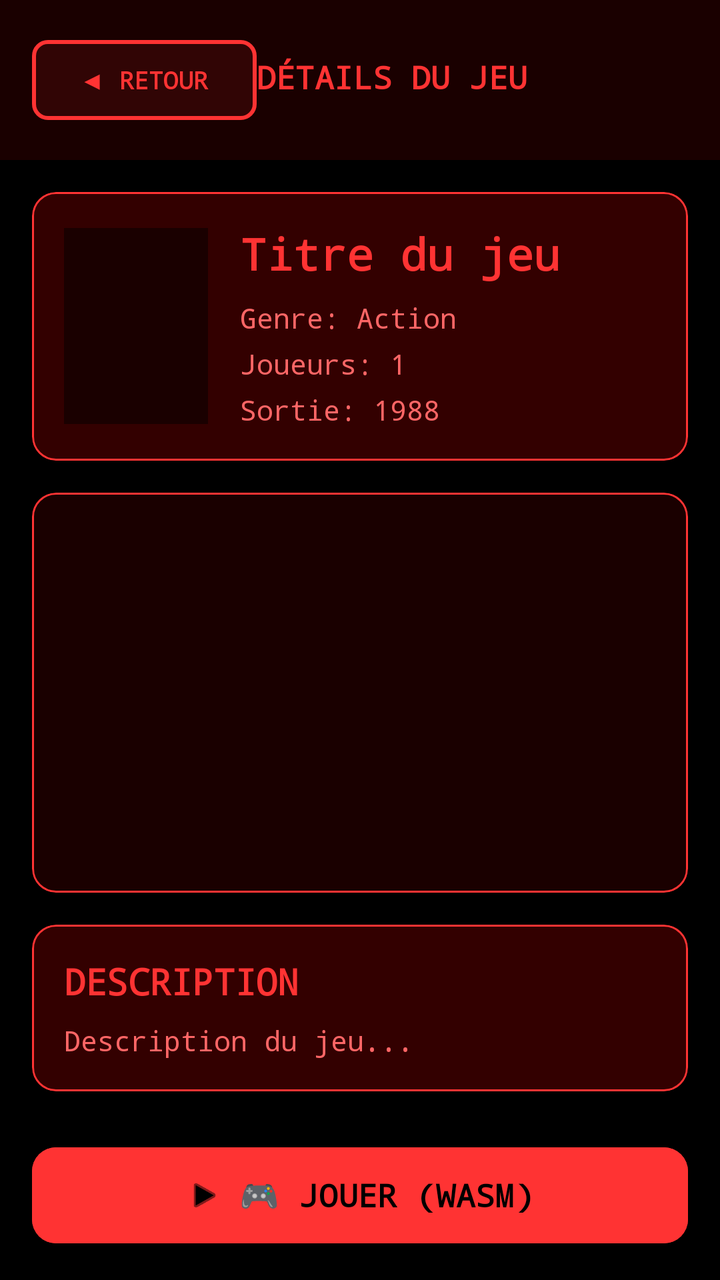
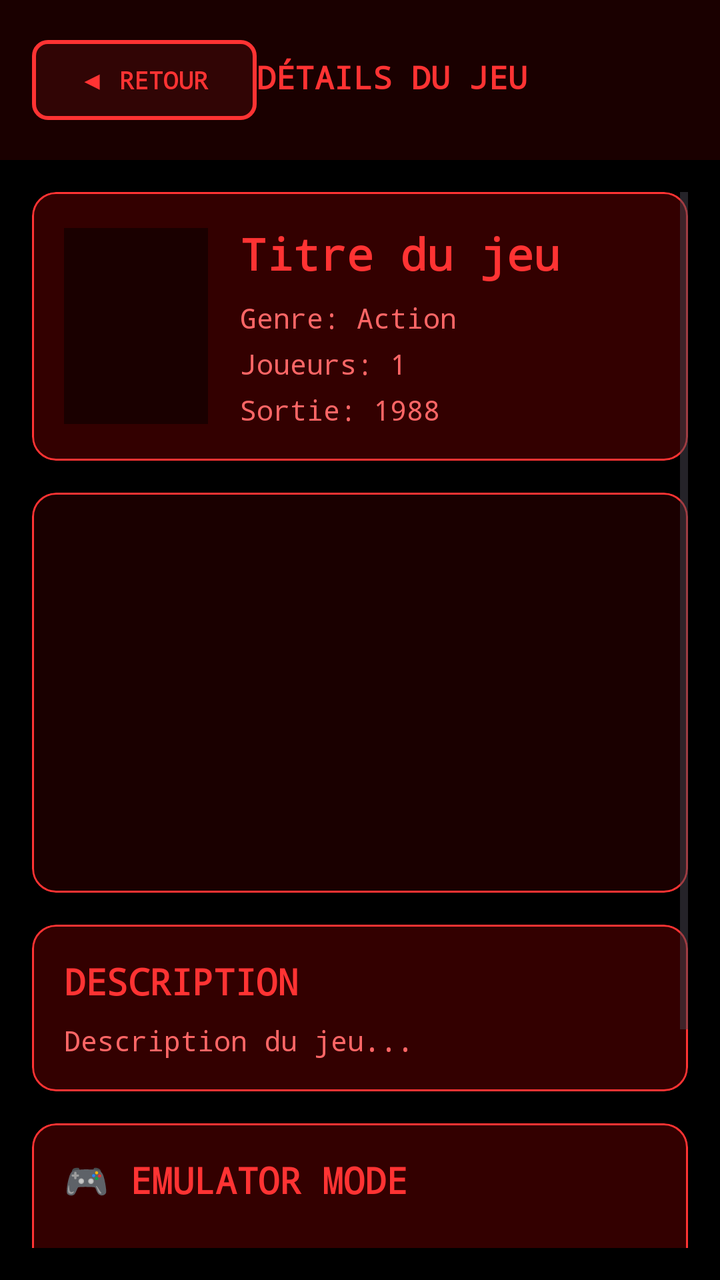

Before-and-after screenshots of an Android layout around one commit, followed by the original layout XML and the change that was made.
<!-- AndroidManifest.xml: application theme Theme.KITT -->
<!-- res/layout/activity_game_details.xml -->
<?xml version="1.0" encoding="utf-8"?>
<androidx.constraintlayout.widget.ConstraintLayout xmlns:android="http://schemas.android.com/apk/res/android"
    xmlns:app="http://schemas.android.com/apk/res-auto"
    android:layout_width="match_parent"
    android:layout_height="match_parent"
    android:background="@color/kitt_black">

    
    <LinearLayout
        android:id="@+id/header"
        android:layout_width="match_parent"
        android:layout_height="wrap_content"
        android:orientation="horizontal"
        android:padding="16dp"
        android:background="@color/kitt_dark_red"
        app:layout_constraintTop_toTopOf="parent">

        <com.google.android.material.button.MaterialButton
            android:id="@+id/backButton"
            android:layout_width="wrap_content"
            android:layout_height="wrap_content"
            android:text="◀ RETOUR"
            android:textSize="12sp"
            app:backgroundTint="@color/kitt_red_alpha"
            app:cornerRadius="8dp"
            app:strokeColor="@color/kitt_red"
            app:strokeWidth="2dp"
            android:textColor="@color/kitt_red"
            android:fontFamily="monospace"
            android:textStyle="bold" />

        <TextView
            android:layout_width="0dp"
            android:layout_height="wrap_content"
            android:layout_weight="1"
            android:text="DÉTAILS DU JEU"
            android:textColor="@color/kitt_red"
            android:textSize="16sp"
            android:fontFamily="monospace"
            android:textStyle="bold"
            android:gravity="center" />

        <View
            android:layout_width="80dp"
            android:layout_height="1dp" />

    </LinearLayout>

    <ScrollView
        android:layout_width="match_parent"
        android:layout_height="0dp"
        android:padding="16dp"
        android:fillViewport="true"
        app:layout_constraintTop_toBottomOf="@id/header"
        app:layout_constraintBottom_toBottomOf="parent">

    <LinearLayout
        android:layout_width="match_parent"
        android:layout_height="wrap_content"
        android:orientation="vertical">

        
        <com.google.android.material.card.MaterialCardView
            android:layout_width="match_parent"
            android:layout_height="wrap_content"
            android:layout_marginBottom="16dp"
            app:cardCornerRadius="12dp"
            app:cardElevation="6dp"
            app:strokeColor="@color/kitt_red"
            app:strokeWidth="1dp"
            app:cardBackgroundColor="@color/kitt_medium_red">

            <LinearLayout
                android:layout_width="match_parent"
                android:layout_height="wrap_content"
                android:orientation="horizontal"
                android:padding="16dp"
                android:gravity="center_vertical">

                <ImageView
                    android:id="@+id/game_image"
                    android:layout_width="72dp"
                    android:layout_height="98dp"
                    android:scaleType="centerCrop"
                    android:background="@color/kitt_dark_red"
                    android:padding="2dp"
                    android:contentDescription="Icône du jeu" />

                <LinearLayout
                    android:layout_width="0dp"
                    android:layout_height="wrap_content"
                    android:layout_weight="1"
                    android:layout_marginStart="16dp"
                    android:orientation="vertical">

                    <TextView
                        android:id="@+id/game_title"
                        android:layout_width="match_parent"
                        android:layout_height="wrap_content"
                        android:text="Titre du jeu"
                        android:textSize="22sp"
                        android:textColor="@color/kitt_red"
                        android:fontFamily="monospace"
                        android:textStyle="bold"
                        android:ellipsize="end"
                        android:maxLines="2" />

                    <TextView
                        android:id="@+id/game_genre"
                        android:layout_width="match_parent"
                        android:layout_height="wrap_content"
                        android:layout_marginTop="8dp"
                        android:text="Genre: Action"
                        android:textSize="14sp"
                        android:textColor="@color/kitt_red_light"
                        android:fontFamily="monospace" />

                    <TextView
                        android:id="@+id/game_players"
                        android:layout_width="match_parent"
                        android:layout_height="wrap_content"
                        android:layout_marginTop="4dp"
                        android:text="Joueurs: 1"
                        android:textSize="14sp"
                        android:textColor="@color/kitt_red_light"
                        android:fontFamily="monospace" />

                    <TextView
                        android:id="@+id/game_release_date"
                        android:layout_width="match_parent"
                        android:layout_height="wrap_content"
                        android:layout_marginTop="4dp"
                        android:text="Sortie: 1988"
                        android:textSize="14sp"
                        android:textColor="@color/kitt_red_light"
                        android:fontFamily="monospace" />

                </LinearLayout>

            </LinearLayout>

        </com.google.android.material.card.MaterialCardView>

        
        <com.google.android.material.card.MaterialCardView
            android:layout_width="match_parent"
            android:layout_height="wrap_content"
            android:layout_marginBottom="16dp"
            app:cardCornerRadius="12dp"
            app:cardElevation="6dp"
            app:strokeColor="@color/kitt_red"
            app:strokeWidth="1dp"
            app:cardBackgroundColor="@color/kitt_medium_red">

            <ImageView
                android:id="@+id/game_screenshot"
                android:layout_width="match_parent"
                android:layout_height="200dp"
                android:scaleType="centerCrop"
                android:background="@color/kitt_dark_red"
                android:padding="4dp"
                android:contentDescription="Capture d'écran du jeu" />

        </com.google.android.material.card.MaterialCardView>

        
        <com.google.android.material.card.MaterialCardView
            android:layout_width="match_parent"
            android:layout_height="wrap_content"
            android:layout_marginBottom="16dp"
            app:cardCornerRadius="12dp"
            app:cardElevation="6dp"
            app:strokeColor="@color/kitt_red"
            app:strokeWidth="1dp"
            app:cardBackgroundColor="@color/kitt_medium_red">

            <LinearLayout
                android:layout_width="match_parent"
                android:layout_height="wrap_content"
                android:orientation="vertical"
                android:padding="16dp">

                    <TextView
                        android:layout_width="match_parent"
                        android:layout_height="wrap_content"
                        android:text="DESCRIPTION"
                        android:textSize="18sp"
                        android:textColor="@color/kitt_red"
                        android:fontFamily="monospace"
                        android:textStyle="bold"
                        android:layout_marginBottom="8dp" />

                <TextView
                    android:id="@+id/game_description"
                    android:layout_width="match_parent"
                    android:layout_height="wrap_content"
                    android:text="Description du jeu..."
                    android:textSize="14sp"
                    android:textColor="@color/kitt_red_light"
                    android:fontFamily="monospace"
                    android:lineSpacingExtra="4dp" />

            </LinearLayout>

        </com.google.android.material.card.MaterialCardView>

        
        <com.google.android.material.button.MaterialButton
            android:id="@+id/play_button"
            android:layout_width="match_parent"
            android:layout_height="56dp"
            android:text="🎮 JOUER (WASM)"
            android:textSize="16sp"
            android:backgroundTint="@color/kitt_red"
            android:textColor="@color/kitt_black"
            android:elevation="4dp"
            app:cornerRadius="12dp"
            app:icon="@android:drawable/ic_media_play"
            app:iconGravity="textStart"
            app:iconPadding="8dp"
            android:fontFamily="monospace"
            android:textStyle="bold"
            android:layout_marginTop="8dp" />

        
        <com.google.android.material.button.MaterialButton
            android:id="@+id/play_native_button"
            android:layout_width="match_parent"
            android:layout_height="56dp"
            android:text="⚡ PLAY NATIVE"
            android:textSize="16sp"
            android:backgroundTint="@color/kitt_red"
            android:textColor="@color/kitt_black"
            android:elevation="4dp"
            app:cornerRadius="12dp"
            app:icon="@android:drawable/ic_media_play"
            app:iconGravity="textStart"
            app:iconPadding="8dp"
            android:fontFamily="monospace"
            android:textStyle="bold"
            android:layout_marginTop="8dp"
            android:visibility="gone" />

        
        <com.google.android.material.button.MaterialButton
            android:id="@+id/load_save_button"
            android:layout_width="match_parent"
            android:layout_height="56dp"
            android:text="📂 LOAD SAVED PROGRESS"
            android:textSize="14sp"
            app:backgroundTint="@color/kitt_red_alpha"
            app:strokeColor="@color/kitt_red"
            app:strokeWidth="2dp"
            android:textColor="@color/kitt_red"
            android:elevation="4dp"
            app:cornerRadius="12dp"
            app:icon="@android:drawable/ic_menu_revert"
            app:iconGravity="textStart"
            app:iconPadding="8dp"
            android:fontFamily="monospace"
            android:textStyle="bold"
            android:layout_marginTop="8dp"
            android:visibility="gone" />

    </LinearLayout>

    </ScrollView>

</androidx.constraintlayout.widget.ConstraintLayout>
<!-- resources referenced by this layout -->
<resources>
  <color name="kitt_black">#000000</color>
  <color name="kitt_dark_red">#1a0000</color>
  <color name="kitt_medium_red">#330000</color>
  <color name="kitt_red">#ff3333</color>
  <color name="kitt_red_alpha">#1aff3333</color>
  <color name="kitt_red_light">#ff6666</color>
  <style name="Theme.KITT" parent="Base.Theme.KITT" />
  <style name="Base.Theme.KITT" parent="Theme.Material3.Light.NoActionBar">
          
          <item name="colorPrimary">@color/kitt_red</item>
          <item name="colorOnPrimary">@color/kitt_black</item>
          <item name="colorPrimaryContainer">@color/kitt_dark_red</item>
          <item name="colorOnPrimaryContainer">@color/kitt_black</item>
          <item name="colorSecondary">@color/kitt_red</item>
          <item name="colorOnSecondary">@color/kitt_black</item>
          <item name="colorSecondaryContainer">@color/kitt_red_alpha</item>
          <item name="colorOnSecondaryContainer">@color/kitt_black</item>
          <item name="colorTertiary">@color/kitt_red</item>
          <item name="colorOnTertiary">@color/kitt_black</item>
          <item name="colorTertiaryContainer">@color/kitt_red_alpha</item>
          <item name="colorOnTertiaryContainer">@color/kitt_black</item>
          <item name="colorError">@color/kitt_red</item>
          <item name="colorOnError">@color/kitt_black</item>
          <item name="colorErrorContainer">@color/kitt_red_alpha</item>
          <item name="colorOnErrorContainer">@color/kitt_black</item>
          <item name="colorSurface">@color/kitt_black</item>
          <item name="colorOnSurface">@color/kitt_red</item>
          <item name="colorSurfaceVariant">@color/kitt_gray</item>
          <item name="colorOnSurfaceVariant">@color/kitt_red</item>
          <item name="colorOutline">@color/kitt_red</item>
          <item name="colorOutlineVariant">@color/kitt_light_gray</item>
          <item name="colorSurfaceInverse">@color/kitt_red</item>
          <item name="colorOnSurfaceInverse">@color/kitt_black</item>
          <item name="colorPrimaryInverse">@color/kitt_red</item>
          
          
          <item name="android:windowBackground">@color/kitt_black</item>
          <item name="android:statusBarColor">@color/kitt_black</item>
          <item name="android:navigationBarColor">@color/kitt_black</item>
          <item name="android:windowLightStatusBar">false</item>
          <item name="android:windowLightNavigationBar">false</item>
          
          
          <item name="colorPrimaryVariant">@color/kitt_dark_red</item>
          <item name="colorSecondaryVariant">@color/kitt_red</item>
      </style>
  <color name="kitt_gray">#333333</color>
  <color name="kitt_light_gray">#666666</color>
</resources>

<!-- the commit's change to res/layout/activity_game_details.xml (unified diff, before → after) -->
@@ -199,6 +199,88 @@
                     android:textColor="@color/kitt_red_light"
                     android:fontFamily="monospace"
                     android:lineSpacingExtra="4dp" />
+
+            </LinearLayout>
+
+        </com.google.android.material.card.MaterialCardView>
+
+        
+        <com.google.android.material.card.MaterialCardView
+            android:layout_width="match_parent"
+            android:layout_height="wrap_content"
+            android:layout_marginBottom="16dp"
+            app:cardCornerRadius="12dp"
+            app:cardElevation="6dp"
+            app:strokeColor="@color/kitt_red"
+            app:strokeWidth="1dp"
+            app:cardBackgroundColor="@color/kitt_medium_red">
+
+            <LinearLayout
+                android:layout_width="match_parent"
+                android:layout_height="wrap_content"
+                android:orientation="vertical"
+                android:padding="16dp">
+
+                <TextView
+                    android:layout_width="match_parent"
+                    android:layout_height="wrap_content"
+                    android:text="🎮 EMULATOR MODE"
+                    android:textSize="18sp"
+                    android:textColor="@color/kitt_red"
+                    android:fontFamily="monospace"
+                    android:textStyle="bold"
+                    android:layout_marginBottom="12dp" />
+
+                
+                <LinearLayout
+                    android:layout_width="match_parent"
+                    android:layout_height="wrap_content"
+                    android:orientation="horizontal"
+                    android:gravity="center_vertical"
+                    android:layout_marginBottom="8dp">
+
+                    <TextView
+                        android:layout_width="0dp"
+                        android:layout_height="wrap_content"
+                        android:layout_weight="1"
+                        android:text="NATIVE"
+                        android:textSize="14sp"
+                        android:textColor="@color/kitt_red_light"
+                        android:fontFamily="monospace"
+                        android:textStyle="bold" />
+
+                    <com.google.android.material.switchmaterial.SwitchMaterial
+                        android:id="@+id/emulatorModeSwitch"
+                        android:layout_width="wrap_content"
+                        android:layout_height="wrap_content"
+                        android:checked="false"
+                        app:thumbTint="@color/kitt_red"
+                        app:trackTint="@color/kitt_red_alpha" />
+
+                    <TextView
+                        android:layout_width="0dp"
+                        android:layout_height="wrap_content"
+                        android:layout_weight="1"
+                        android:text="RETROARCH"
+                        android:textSize="14sp"
+                        android:textColor="@color/kitt_red_light"
+                        android:fontFamily="monospace"
+                        android:textStyle="bold"
+                        android:gravity="end" />
+
+                </LinearLayout>
+
+                
+                <TextView
+                    android:id="@+id/consoleDefaultInfo"
+                    android:layout_width="match_parent"
+                    android:layout_height="wrap_content"
+                    android:text="Console default: NATIVE"
+                    android:textSize="12sp"
+                    android:textColor="@color/kitt_red_alpha"
+                    android:fontFamily="monospace"
+                    android:gravity="center"
+                    android:layout_marginTop="4dp" />
 
             </LinearLayout>
 
